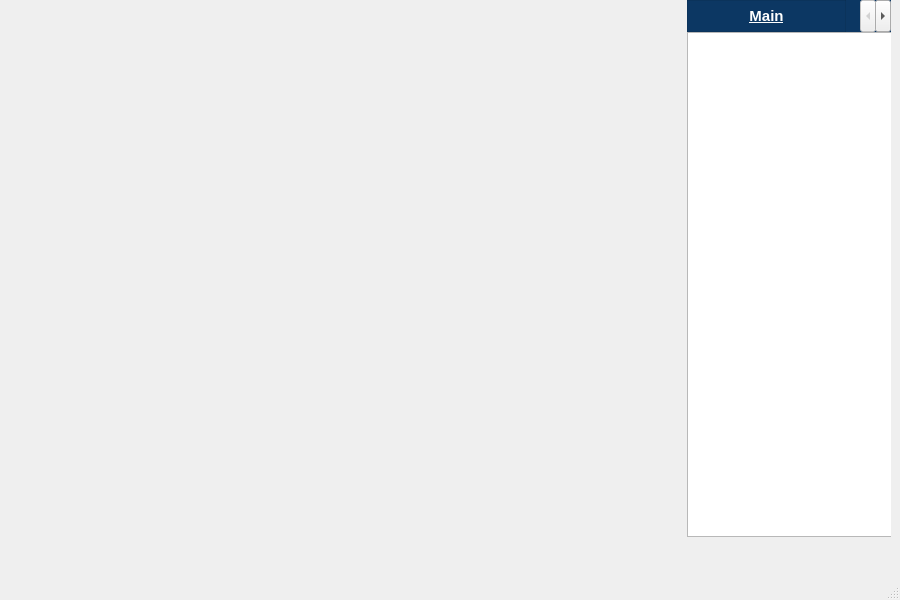
The window that ui/Main.ui (wjqsec/EmuGUI) describes before a commit, drawn with Qt 5.
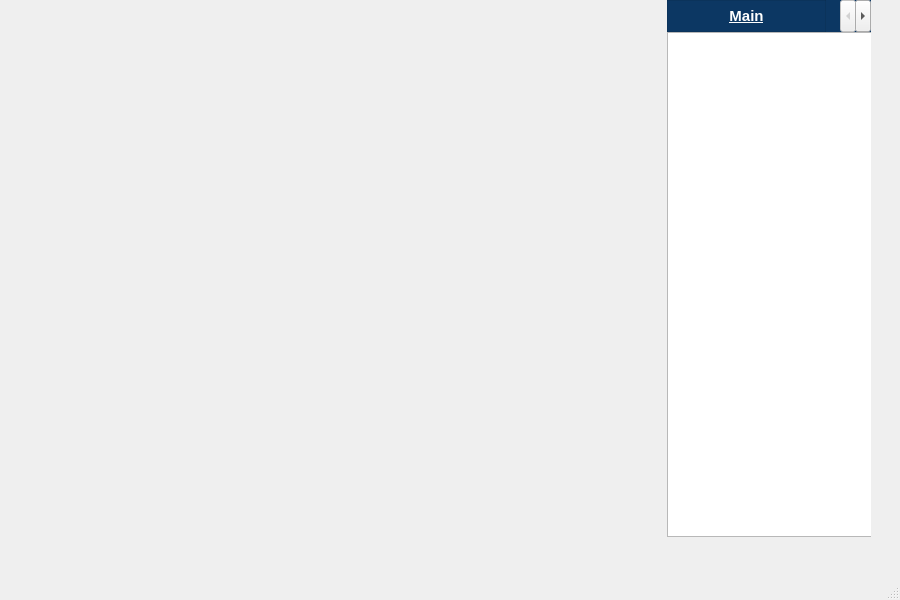
The same window after the commit. Icons and pictures are not drawn.

The edit to the form file:
```diff
--- a/ui/Main.ui
+++ b/ui/Main.ui
@@ -20,7 +20,7 @@
    <widget class="QWidget" name="gridLayoutWidget">
     <property name="geometry">
      <rect>
-      <x>90</x>
+      <x>70</x>
       <y>0</y>
       <width>801</width>
       <height>551</height>
```
Left out of the diff: 33 changed lines with no effect on the pictures.
